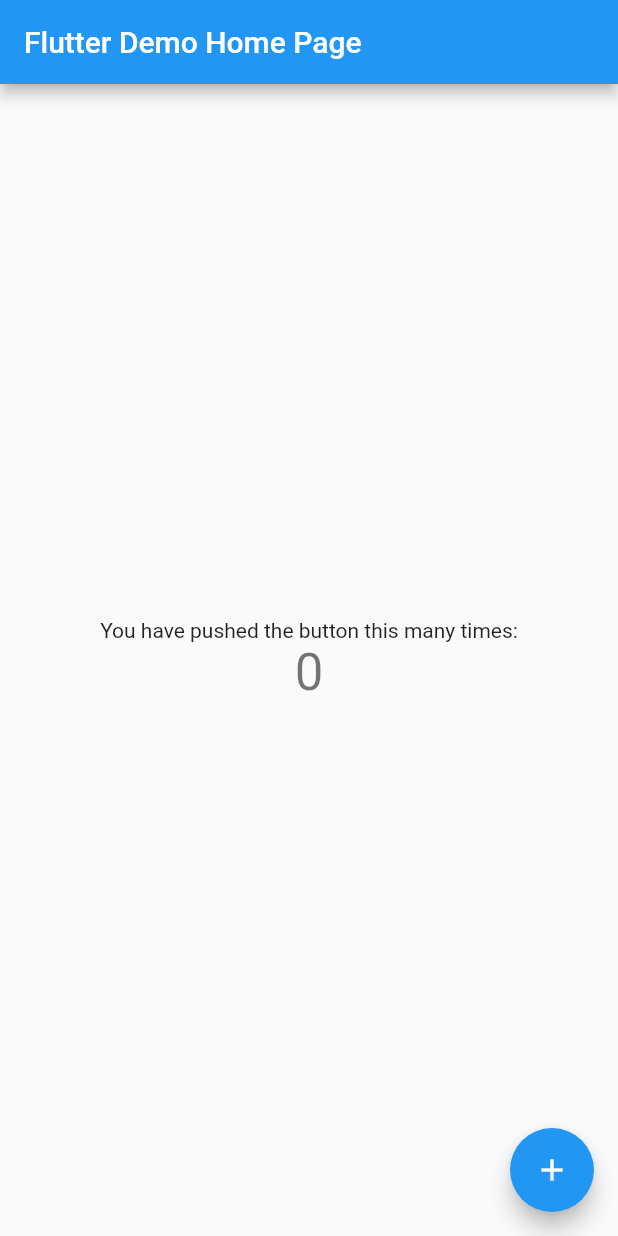
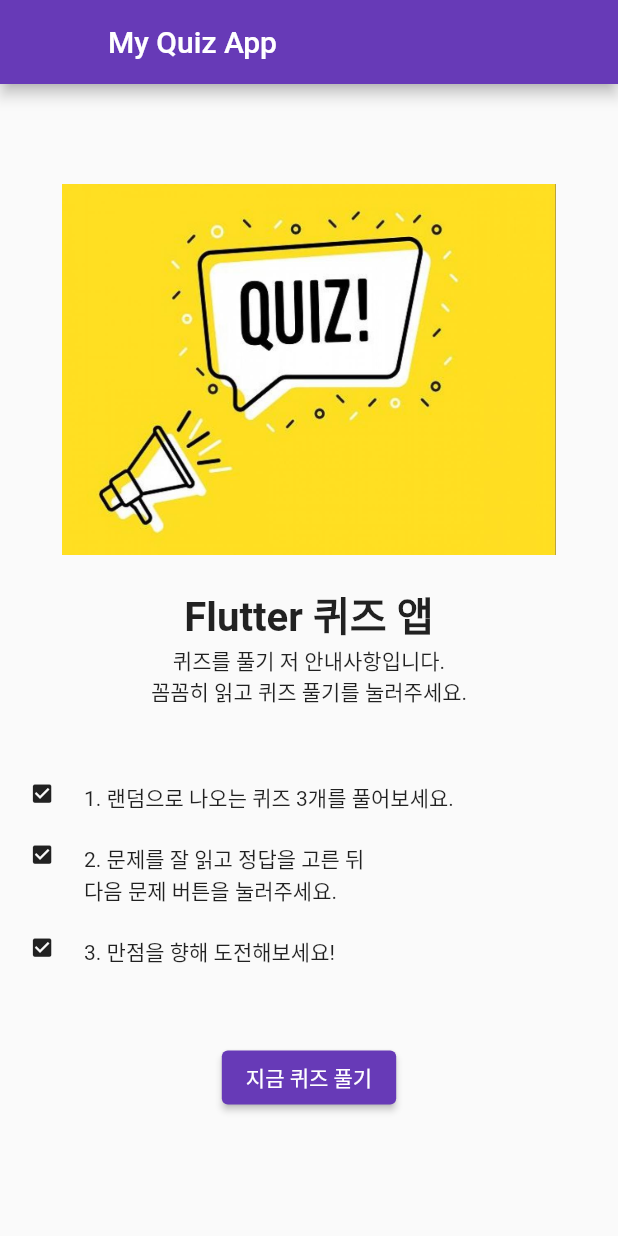
Before and after one commit to powerstrong/flutter_study_quiz_app, a Flutter app: the screen it shows after launch, on a phone screen of 412 x 824 dp. Run offline on Flutter 3.47's test engine with Material 2 defaults, Android fonts, the light colour scheme and no system bars.

Commit message:
1강 : 프로젝트 구조 설정, 홈 화면 만들기 -플러터-장고-퀴즈앱-서버-풀스택 강의 -RaisedButton은 사라졌다. ElevatedButton을 사용하자

```diff
--- a/lib/main.dart
+++ b/lib/main.dart
@@ -1,4 +1,5 @@
 import 'package:flutter/material.dart';
+import 'package:flutter_quiz_app_test/screen/screen_home.dart';
 
 void main() {
   runApp(const MyApp());
@@ -11,105 +12,8 @@
   @override
   Widget build(BuildContext context) {
     return MaterialApp(
-      title: 'Flutter Demo',
-      theme: ThemeData(
-        // This is the theme of your application.
-        //
-        // Try running your application with "flutter run". You'll see the
-        // application has a blue toolbar. Then, without quitting the app, try
-        // changing the primarySwatch below to Colors.green and then invoke
-        // "hot reload" (press "r" in the console where you ran "flutter run",
-        // or simply save your changes to "hot reload" in a Flutter IDE).
-        // Notice that the counter didn't reset back to zero; the application
-        // is not restarted.
-        primarySwatch: Colors.blue,
-      ),
-      home: const MyHomePage(title: 'Flutter Demo Home Page'),
+      title: 'My Quiz App',
+      home: HomeScreen(),
     );
   }
 }
-
-class MyHomePage extends StatefulWidget {
-  const MyHomePage({super.key, required this.title});
-
-  // This widget is the home page of your application. It is stateful, meaning
-  // that it has a State object (defined below) that contains fields that affect
-  // how it looks.
-
-  // This class is the configuration for the state. It holds the values (in this
-  // case the title) provided by the parent (in this case the App widget) and
-  // used by the build method of the State. Fields in a Widget subclass are
-  // always marked "final".
-
-  final String title;
-
-  @override
-  State<MyHomePage> createState() => _MyHomePageState();
-}
-
-class _MyHomePageState extends State<MyHomePage> {
-  int _counter = 0;
-
-  void _incrementCounter() {
-    setState(() {
-      // This call to setState tells the Flutter framework that something has
-      // changed in this State, which causes it to rerun the build method below
-      // so that the display can reflect the updated values. If we changed
-      // _counter without calling setState(), then the build method would not be
-      // called again, and so nothing would appear to happen.
-      _counter++;
-    });
-  }
-
-  @override
-  Widget build(BuildContext context) {
-    // This method is rerun every time setState is called, for instance as done
-    // by the _incrementCounter method above.
-    //
-    // The Flutter framework has been optimized to make rerunning build methods
-    // fast, so that you can just rebuild anything that needs updating rather
-    // than having to individually change instances of widgets.
-    return Scaffold(
-      appBar: AppBar(
-        // Here we take the value from the MyHomePage object that was created by
-        // the App.build method, and use it to set our appbar title.
-        title: Text(widget.title),
-      ),
-      body: Center(
-        // Center is a layout widget. It takes a single child and positions it
-        // in the middle of the parent.
-        child: Column(
-          // Column is also a layout widget. It takes a list of children and
-          // arranges them vertically. By default, it sizes itself to fit its
-          // children horizontally, and tries to be as tall as its parent.
-          //
-          // Invoke "debug painting" (press "p" in the console, choose the
-          // "Toggle Debug Paint" action from the Flutter Inspector in Android
-          // Studio, or the "Toggle Debug Paint" command in Visual Studio Code)
-          // to see the wireframe for each widget.
-          //
-          // Column has various properties to control how it sizes itself and
-          // how it positions its children. Here we use mainAxisAlignment to
-          // center the children vertically; the main axis here is the vertical
-          // axis because Columns are vertical (the cross axis would be
-          // horizontal).
-          mainAxisAlignment: MainAxisAlignment.center,
-          children: <Widget>[
-            const Text(
-              'You have pushed the button this many times:',
-            ),
-            Text(
-              '$_counter',
-              style: Theme.of(context).textTheme.headline4,
-            ),
-          ],
-        ),
-      ),
-      floatingActionButton: FloatingActionButton(
-        onPressed: _incrementCounter,
-        tooltip: 'Increment',
-        child: const Icon(Icons.add),
-      ), // This trailing comma makes auto-formatting nicer for build methods.
-    );
-  }
-}
--- /dev/null
+++ b/lib/screen/screen_home.dart
@@ -0,0 +1,99 @@
+import 'package:flutter/cupertino.dart';
+import 'package:flutter/material.dart';
+
+class HomeScreen extends StatefulWidget {
+  const HomeScreen({Key? key}) : super(key: key);
+  @override
+  _HomeScreenState createState() => _HomeScreenState();
+}
+
+class _HomeScreenState extends State<HomeScreen> {
+  @override
+  Widget build(BuildContext context) {
+    Size screenSize = MediaQuery.of(context).size;
+    double width = screenSize.width;
+    double height = screenSize.height;
+
+    return SafeArea(
+      // 기기의 상단 노티바 부분, 하단 영역을 침범하지 않음
+      child: Scaffold(
+        appBar: AppBar(
+          title: Text('My Quiz App'),
+          backgroundColor: Colors.deepPurple,
+          leading: Container(), // 앱바의 왼쪽버튼 (뒤로가기) 등을 지워줌
+        ),
+        body: Column(
+          mainAxisAlignment: MainAxisAlignment.center,
+          crossAxisAlignment: CrossAxisAlignment.center,
+          children: <Widget>[
+            Center(
+                child: Image.asset(
+              'images/quiz.jpeg',
+              width: width * 0.8,
+            )),
+            Padding(padding: EdgeInsets.all(width * 0.024)),
+            Text(
+              'Flutter 퀴즈 앱',
+              style: TextStyle(
+                fontSize: width * 0.065,
+                fontWeight: FontWeight.bold,
+              ),
+            ),
+            Text(
+              '퀴즈를 풀기 저 안내사항입니다.\n꼼꼼히 읽고 퀴즈 풀기를 눌러주세요.',
+              textAlign: TextAlign.center,
+            ),
+            Padding(padding: EdgeInsets.all(width * 0.048)),
+            _buildStep(width, '1. 랜덤으로 나오는 퀴즈 3개를 풀어보세요.'),
+            _buildStep(width, '2. 문제를 잘 읽고 정답을 고른 뒤\n다음 문제 버튼을 눌러주세요.'),
+            _buildStep(width, '3. 만점을 향해 도전해보세요!'),
+            Padding(padding: EdgeInsets.all(width * 0.048)),
+            Container(
+              padding: EdgeInsets.only(bottom: width * 0.036),
+              child: Center(
+                  child: ButtonTheme(
+                minWidth: width * 0.8,
+                height: height * 0.05,
+                shape: RoundedRectangleBorder(
+                  borderRadius: BorderRadius.circular(10.0),
+                ),
+                child: ElevatedButton(
+                  child: Text(
+                    '지금 퀴즈 풀기',
+                    style: TextStyle(color: Colors.white),
+                  ),
+                  style: ElevatedButton.styleFrom(
+                    primary: Colors.deepPurple,
+                  ),
+                  onPressed: () {},
+                ),
+              )),
+            )
+          ],
+        ),
+      ),
+    );
+  }
+
+  Widget _buildStep(double width, String title) {
+    return Container(
+      padding: EdgeInsets.fromLTRB(
+        width * 0.048,
+        width * 0.024,
+        width * 0.048,
+        width * 0.024,
+      ),
+      child: Row(
+        crossAxisAlignment: CrossAxisAlignment.start,
+        children: <Widget>[
+          Icon(
+            Icons.check_box,
+            size: width * 0.04,
+          ),
+          Padding(padding: EdgeInsets.all(width * 0.024)),
+          Text(title),
+        ],
+      ),
+    );
+  }
+}
--- a/pubspec.yaml
+++ b/pubspec.yaml
@@ -60,9 +60,8 @@
   uses-material-design: true
 
   # To add assets to your application, add an assets section, like this:
-  # assets:
-  #   - images/a_dot_burr.jpeg
-  #   - images/a_dot_ham.jpeg
+  assets:
+    - images/quiz.jpeg
 
   # An image asset can refer to one or more resolution-specific "variants", see
   # https://flutter.dev/assets-and-images/#resolution-aware
```
Also changed, not shown: images/quiz.jpeg (added).
